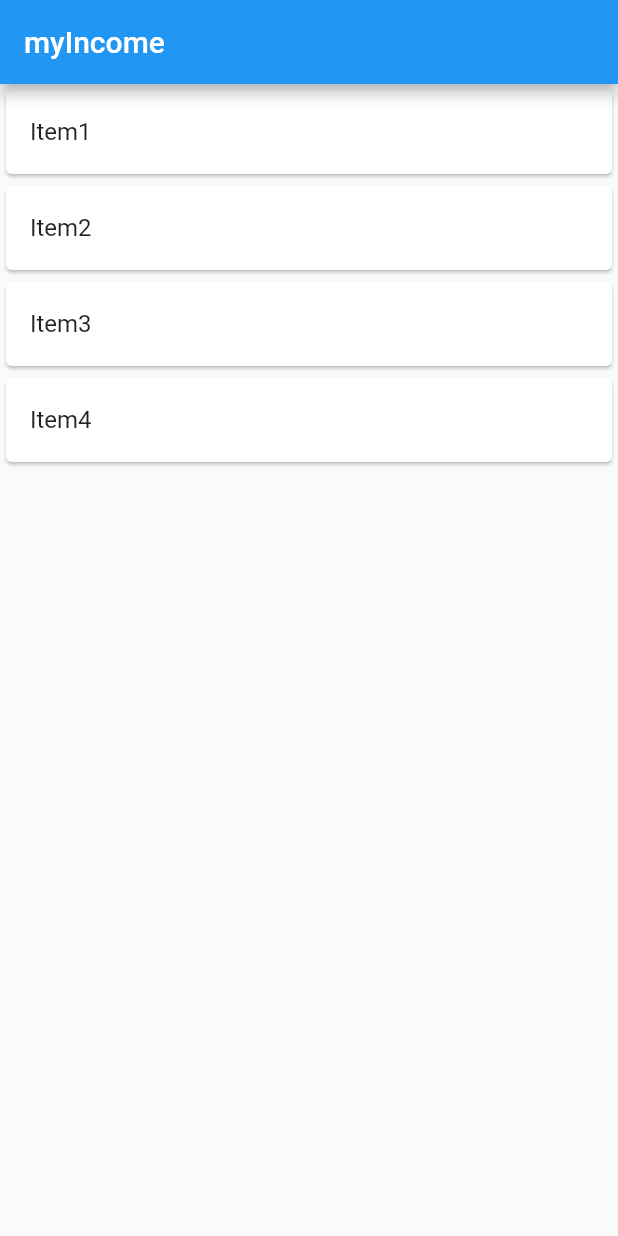
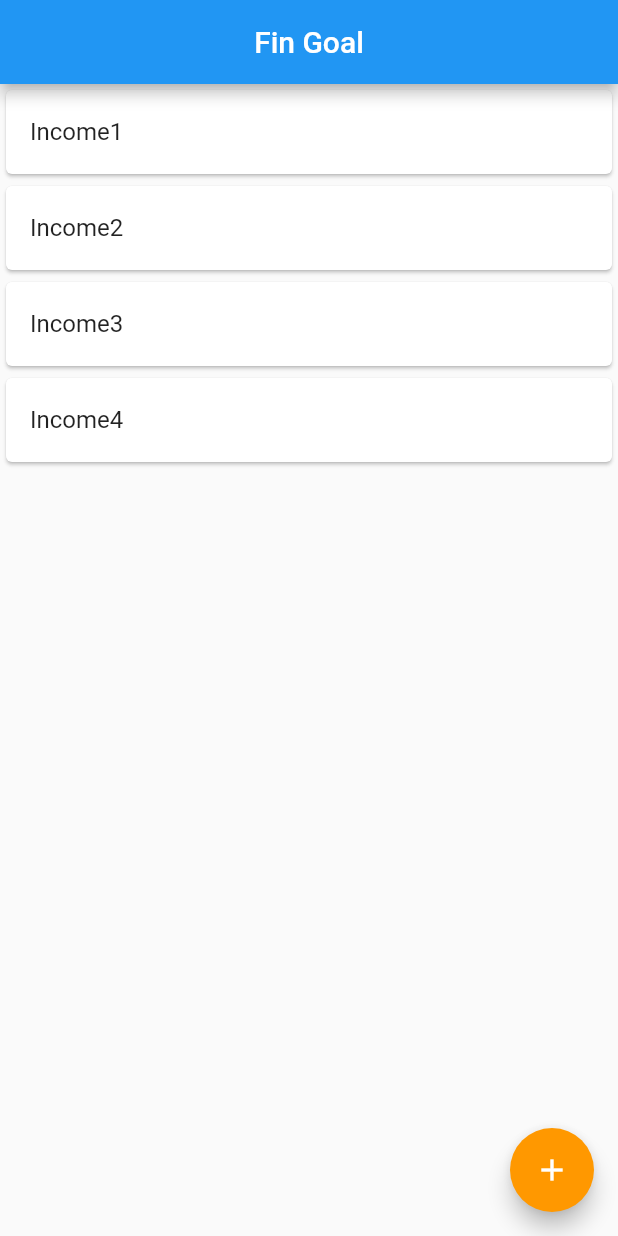
Before and after one commit to prerit09/finlit, a Flutter app: the screen it shows after launch, on a phone screen of 412 x 824 dp. Run offline on Flutter 3.47's test engine with Material 2 defaults, Android fonts, the phone set to English and light mode, and no system bars.

Commit message:
add button added

```diff
--- a/fin_goal/lib/main.dart
+++ b/fin_goal/lib/main.dart
@@ -20,21 +20,51 @@ class MyApp extends StatefulWidget {
 class _MyAppState extends State<MyApp> {
 
   List todos = List();
+  String input = "";
 
   @override
   void initState() {
     super.initState();
-    todos.add("Item1");
-    todos.add("Item2");
-    todos.add("Item3");
-    todos.add("Item4");
+    todos.add("Income1");
+    todos.add("Income2");
+    todos.add("Income3");
+    todos.add("Income4");
   }
 
   @override
   Widget build(BuildContext context) {
     return Scaffold(
-appBar: AppBar(
-  title: Text("myIncome")),
+  appBar: AppBar(
+  title: Text("Fin Goal"),
+  centerTitle: true),
+  floatingActionButton: FloatingActionButton(
+    onPressed: (){
+      showDialog(
+        context: context,
+        builder: (BuildContext context){
+          return AlertDialog(
+            title: Text("Add Income"),
+            content: TextField(
+              onChanged: (String value){
+                input = value;
+              },
+            ),
+            actions: <Widget>[
+              FlatButton(
+                onPressed: (){
+                setState(() {
+                  todos.add(input);
+                });
+              }, child: Text("Add"))
+            ],
+          );});
+    },
+    child: Icon(
+      Icons.add,
+      color: Colors.white,
+    ),
+  ),
+
   body: ListView.builder(
     itemCount: todos.length ,
     itemBuilder: (BuildContext context, int index){
```
